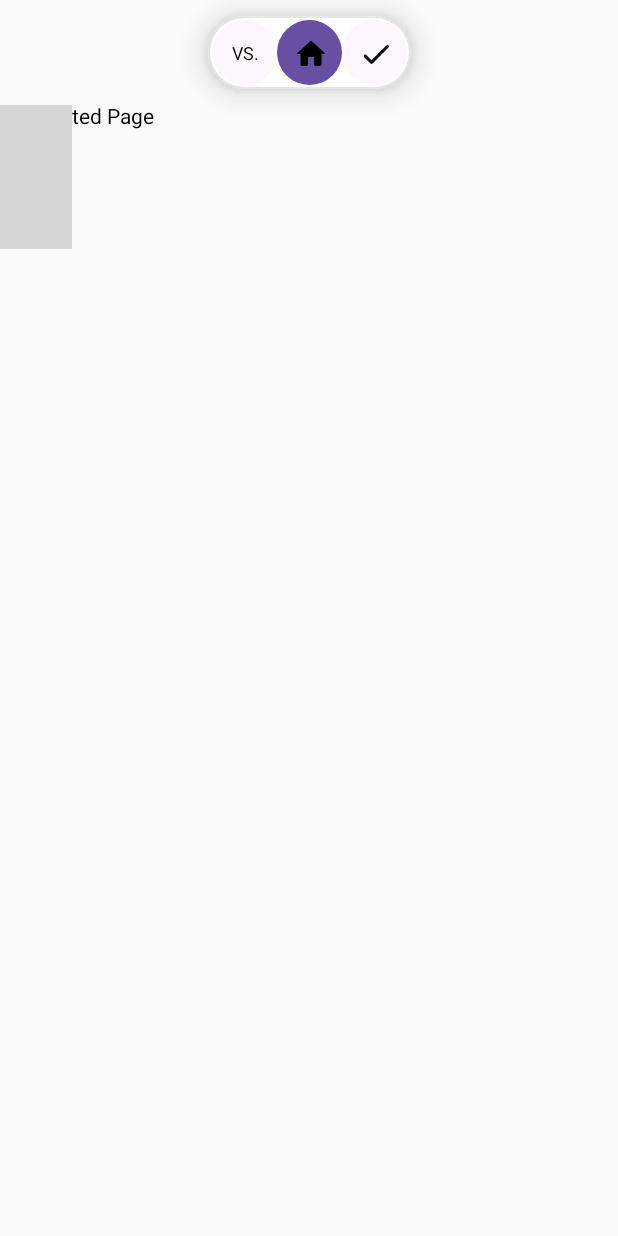
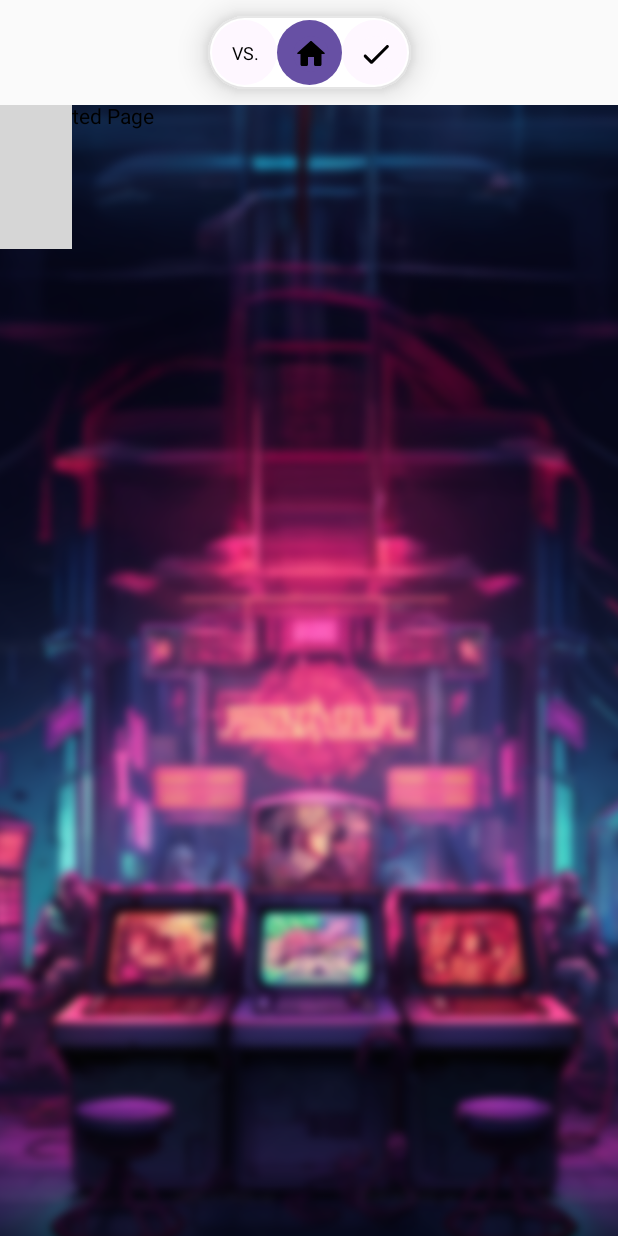
Before and after one commit to Langelozzi/qds-hacks-2024, an Android app built with Jetpack Compose: the CompletedPage screen opened through its navigation route, on a phone screen of 412 x 824 dp. Run offline under Robolectric (Android 15) with nearby library versions, the phone set to English and light mode, and no system bars; 3 statements that could not run were skipped; grey boxes are pictures that could not be loaded.

Commit message:
Add Background image

```diff
--- a/frontend/app/src/main/java/com/bcit/frontend/App.kt
+++ b/frontend/app/src/main/java/com/bcit/frontend/App.kt
@@ -1,5 +1,6 @@
 package com.bcit.frontend
 
+import androidx.compose.foundation.background
 import androidx.compose.foundation.layout.Box
 import androidx.compose.foundation.layout.Column
 import androidx.compose.foundation.layout.fillMaxSize
@@ -12,6 +13,7 @@ import androidx.compose.runtime.mutableStateOf
 import androidx.compose.runtime.remember
 import androidx.compose.runtime.setValue
 import androidx.compose.ui.Modifier
+import androidx.compose.ui.graphics.Color
 import androidx.navigation.compose.NavHost
 import androidx.navigation.compose.composable
 import androidx.navigation.compose.rememberNavController
@@ -19,6 +21,7 @@ import com.bcit.frontend.components.NavBar
 import com.bcit.frontend.dataClasses.Task
 import com.bcit.frontend.dataClasses.TaskType
 import com.bcit.frontend.enums.NavPages
+import com.bcit.frontend.pages.BackgroundImage
 import com.bcit.frontend.pages.CompletedPage
 import com.bcit.frontend.pages.HomePage
 import com.bcit.frontend.pages.VsPage
@@ -84,11 +87,18 @@ fun App() {
         completedTasks.add(task)
     }
 
-    Column {
+    Column(
+        modifier = Modifier
+            .fillMaxSize()
+    )
+    {
+
         NavBar(navController, activePage, setActivePage)
+
         Box(
             modifier = Modifier
-        ) {
+        )
+        {
             NavHost(
                 navController = navController,
                 startDestination = "home"
@@ -103,6 +113,8 @@ fun App() {
                     CompletedPage(completedTasks)
                 }
             }
+
         }
+
     }
 }
--- a/frontend/app/src/main/java/com/bcit/frontend/components/NavBar.kt
+++ b/frontend/app/src/main/java/com/bcit/frontend/components/NavBar.kt
@@ -31,7 +31,6 @@ fun NavBar(
             .padding(10.dp),
         horizontalArrangement = Arrangement.Center
     ) {
-        // rounded border
         Box(
             modifier = Modifier
                 .shadow(12.dp, shape = RoundedCornerShape(30.dp))
@@ -41,7 +40,8 @@ fun NavBar(
                 modifier = Modifier
                     .background(Color.White, shape = RoundedCornerShape(30.dp))
                     .padding(1.dp),
-                horizontalArrangement = Arrangement.Center
+                horizontalArrangement = Arrangement.Center,
+
             ) {
                 NavButton(
                     text = "VS.",
@@ -68,6 +68,8 @@ fun NavBar(
                     onClick = {
                         setActivePage(NavPages.Complete)
                     })
+
+
             }
         }
     }
--- a/frontend/app/src/main/java/com/bcit/frontend/components/NavButton.kt
+++ b/frontend/app/src/main/java/com/bcit/frontend/components/NavButton.kt
@@ -11,6 +11,7 @@ import androidx.compose.runtime.Composable
 import androidx.compose.ui.Modifier
 import androidx.compose.ui.unit.dp
 import androidx.compose.ui.unit.sp
+import com.bcit.frontend.pages.BackgroundImage
 
 @Composable
 fun NavButton(
@@ -24,7 +25,6 @@ fun NavButton(
         if (isActive) MaterialTheme.colorScheme.primary else MaterialTheme.colorScheme.surface
     val circleColor =
         if (isActive) MaterialTheme.colorScheme.primary else MaterialTheme.colorScheme.background
-
     IconButton(
         modifier = Modifier
             .background(buttonColor, shape = CircleShape)
--- a/frontend/app/src/main/java/com/bcit/frontend/components/TaskCard.kt
+++ b/frontend/app/src/main/java/com/bcit/frontend/components/TaskCard.kt
@@ -3,6 +3,7 @@ package com.bcit.frontend.components
 import androidx.compose.foundation.BorderStroke
 import androidx.compose.foundation.ExperimentalFoundationApi
 import androidx.compose.foundation.Image
+import androidx.compose.foundation.background
 import androidx.compose.foundation.border
 import androidx.compose.foundation.gestures.AnchoredDraggableState
 import androidx.compose.foundation.gestures.animateTo
@@ -48,10 +49,12 @@ fun TaskCard(
         draggableCardState = positionState,
         onSwipeLeft = { onSwipe(task) },
         onSwipeRight = { onSwipe(task) },
+
     ) {
 
         Column (modifier = Modifier
             .padding(15.dp)
+            .background(Color.Transparent)
         )
         {
 
--- /dev/null
+++ b/frontend/app/src/main/java/com/bcit/frontend/pages/Background.kt
@@ -0,0 +1,19 @@
+package com.bcit.frontend.pages
+
+import androidx.compose.foundation.Image
+import androidx.compose.foundation.layout.fillMaxSize
+import androidx.compose.runtime.Composable
+import androidx.compose.ui.Modifier
+import androidx.compose.ui.layout.ContentScale
+import androidx.compose.ui.res.painterResource
+import com.bcit.frontend.R
+
+@Composable
+fun BackgroundImage() {
+    Image(
+        painter = painterResource(R.drawable.taskthunderdomeblurred),
+        contentDescription = null,
+        modifier = Modifier.fillMaxSize(),
+        contentScale = ContentScale.Crop
+    )
+}
--- a/frontend/app/src/main/java/com/bcit/frontend/pages/CompletedPage.kt
+++ b/frontend/app/src/main/java/com/bcit/frontend/pages/CompletedPage.kt
@@ -9,6 +9,7 @@ import com.bcit.frontend.dataClasses.Task
 
 @Composable
 fun CompletedPage(completedTasks: SnapshotStateList<Task>) {
+    BackgroundImage()
     Box{
         Text("Completed Page")
         TaskList(completedTasks, {})
--- a/frontend/app/src/main/java/com/bcit/frontend/pages/HomePage.kt
+++ b/frontend/app/src/main/java/com/bcit/frontend/pages/HomePage.kt
@@ -1,6 +1,7 @@
 package com.bcit.frontend.pages
 
 import androidx.compose.animation.AnimatedVisibility
+import androidx.compose.foundation.background
 import androidx.compose.foundation.layout.Box
 import androidx.compose.foundation.layout.Column
 import androidx.compose.foundation.layout.fillMaxSize
@@ -13,6 +14,7 @@ import androidx.compose.runtime.setValue
 import androidx.compose.runtime.snapshots.SnapshotStateList
 import androidx.compose.ui.Alignment
 import androidx.compose.ui.Modifier
+import androidx.compose.ui.graphics.Color
 import com.bcit.frontend.components.BottomUpDrawerComponent
 import com.bcit.frontend.components.TaskList
 import com.bcit.frontend.dataClasses.Task
@@ -24,15 +26,15 @@ fun HomePage(
     completeTask: (Task) -> Unit
 ) {
     var drawerIsActive by remember { mutableStateOf(false) }
-
     BottomUpDrawerComponent(
         taskPageContent = { FormPage(onSubmit = { drawerIsActive = false }, addTask) },
         showBottomSheet = drawerIsActive,
         onShowBottomSheetChange = { drawerIsActive = it },
         onDrawerStateChange = { isActive -> drawerIsActive = isActive }
     )
+    AnimatedVisibility(visible = !drawerIsActive) {
+        BackgroundImage()
 
-    AnimatedVisibility(visible = !drawerIsActive) {
         Box(
             modifier = Modifier.fillMaxSize(),
             contentAlignment = Alignment.TopStart
@@ -41,6 +43,7 @@ fun HomePage(
                 Text(text = "Welcome to the HomePage!")
                 TaskList(tasks = tasks, completeTask)
             }
+
         }
     }
 
--- a/frontend/app/src/main/java/com/bcit/frontend/pages/VsPage.kt
+++ b/frontend/app/src/main/java/com/bcit/frontend/pages/VsPage.kt
@@ -58,7 +58,7 @@ fun VsPage(tasks: SnapshotStateList<Task>, taskSwipped: (task: Task) -> Unit) {
         buttonClicked = true
         taskSwipped(tasks[0])
     }
-
+    BackgroundImage()
     Column {
             TaskCard(draggableCardStates[0], tasks[0], taskSwipped)
             TaskCard(draggableCardStates[1], tasks[1], taskSwipped)
```
